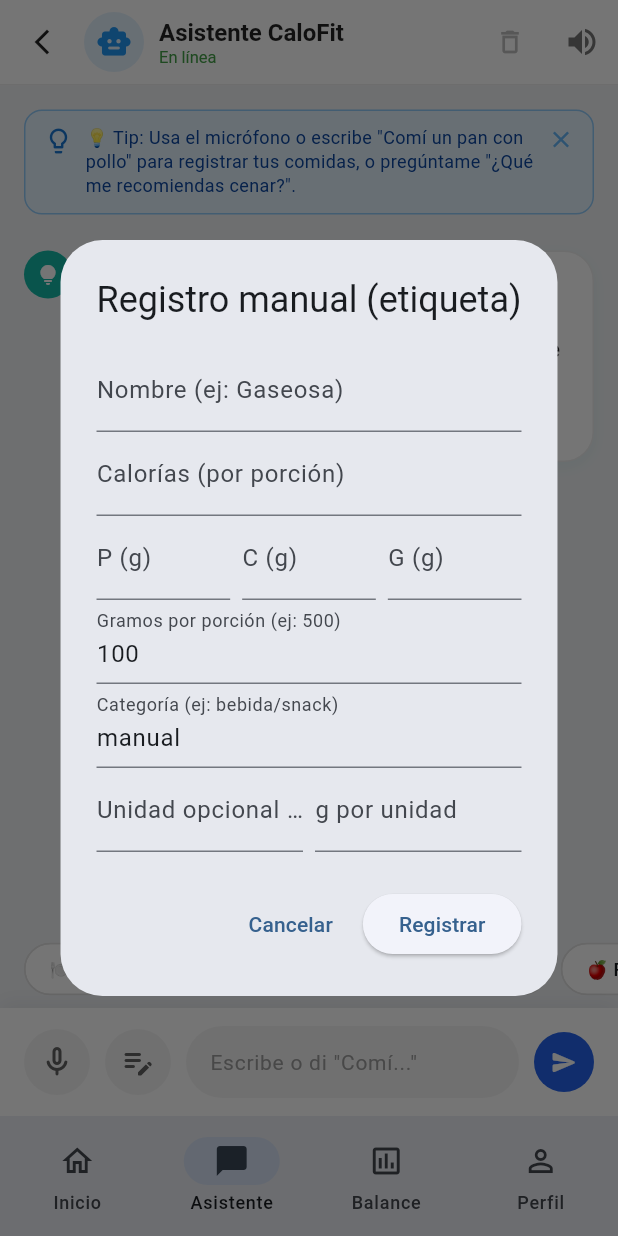
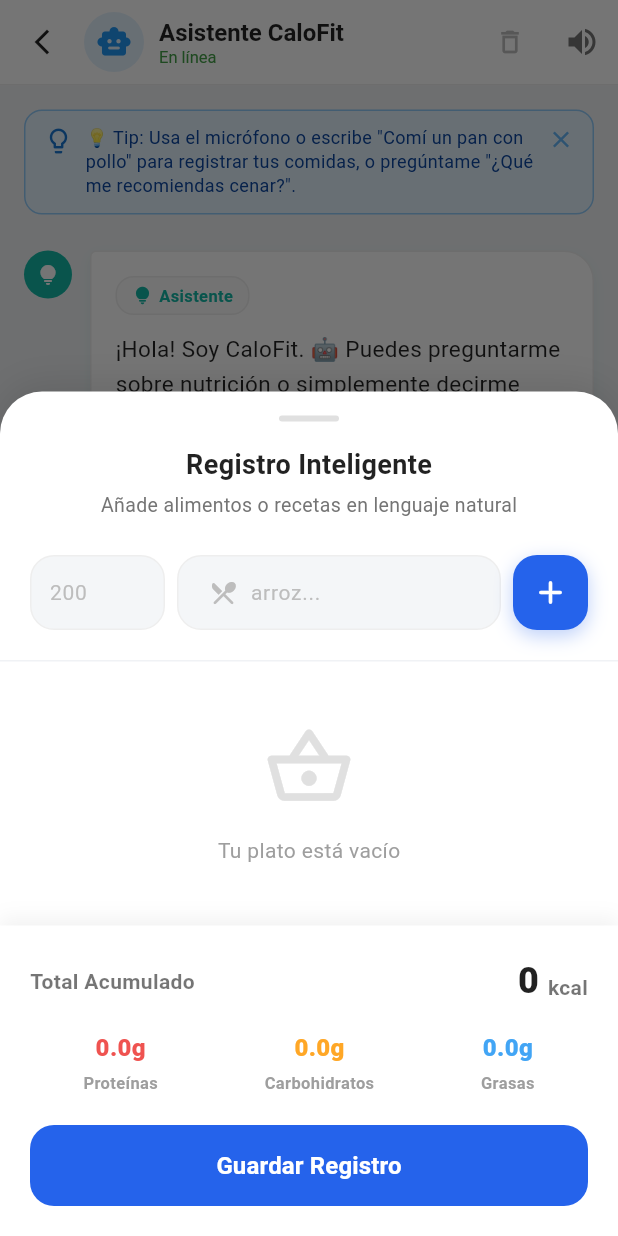
Before and after one commit to leoMedi09/calofit_frontend, a Flutter app: the ClientMainScreen screen opened by its route, item 2 of the bottom bar chosen, after a tap on the "edit note" icon, on a phone screen of 412 x 824 dp. Run offline on Flutter 3.47's test engine with Material 3 defaults, Android fonts, the phone set to English and light mode, and no system bars; drawn by our look-alikes of flutter_markdown; our stand-ins replace dio, firebase_auth, firebase_core, fl_chart, flutter_tts, shared_preferences and 1 more; accounts and stored records are empty.

Commit message:
FIX:registro avance

```diff
--- a/lib/config/api_config.dart
+++ b/lib/config/api_config.dart
@@ -10,7 +10,7 @@
       return 'http://localhost:8000';
     } else if (Platform.isAndroid) {
       // Para dispositivo físico Android usa la IP de tu red Wi-Fi:
-      return 'http://192.168.15.43:8000';
+      return 'http://192.168.15.69:8000';
     } else if (Platform.isIOS) {
       // Para iOS Simulator
       return 'http://localhost:8000';
--- a/lib/screens/client/views/chat_screen.dart
+++ b/lib/screens/client/views/chat_screen.dart
@@ -12,6 +12,7 @@
 import '../../../models/assistant_response.dart';
 import '../../../widgets/chat_bubble.dart';
 import '../../../providers/balance_provider.dart';
+import '../widgets/smart_meal_registry_sheet.dart';
 
 class ChatScreen extends StatefulWidget {
   const ChatScreen({super.key});
@@ -1190,7 +1191,7 @@
           ),
           const SizedBox(width: 10),
           GestureDetector(
-            onTap: _openManualLogDialog,
+            onTap: () => SmartMealRegistrySheet.show(context),
             child: Container(
               padding: const EdgeInsets.all(10),
               decoration: BoxDecoration(
--- /dev/null
+++ b/lib/screens/client/widgets/smart_meal_registry_sheet.dart
@@ -0,0 +1,472 @@
+import 'package:flutter/material.dart';
+import 'dart:ui';
+import 'package:provider/provider.dart';
+import '../../../providers/auth_provider.dart';
+import '../../../services/api_service.dart';
+
+class SmartMealRegistrySheet extends StatefulWidget {
+  const SmartMealRegistrySheet({Key? key}) : super(key: key);
+
+  static void show(BuildContext context) {
+    showModalBottomSheet(
+      context: context,
+      isScrollControlled: true,
+      backgroundColor: Colors.transparent,
+      builder: (context) => const SmartMealRegistrySheet(),
+    );
+  }
+
+  @override
+  State<SmartMealRegistrySheet> createState() => _SmartMealRegistrySheetState();
+}
+
+class _SmartMealRegistrySheetState extends State<SmartMealRegistrySheet> {
+  final TextEditingController _qtyController = TextEditingController();
+  final TextEditingController _nameController = TextEditingController();
+
+  bool _isLoading = false;
+  String? _errorMessage;
+  final List<Map<String, dynamic>> _ingredients = [];
+
+  Future<void> _addIngredient() async {
+    final qtyStrRaw = _qtyController.text.trim();
+    final name = _nameController.text.trim();
+
+    setState(() => _errorMessage = null);
+
+    if (qtyStrRaw.isEmpty || name.isEmpty) {
+      setState(() => _errorMessage = 'Ingresa cantidad y alimento');
+      return;
+    }
+
+    // Limpiar caracteres no numéricos por si acaso (ej. si ponen "200g" en vez de "200")
+    final cleanQtyStr = qtyStrRaw.replaceAll(RegExp(r'[^0-9.]'), '');
+    final qty = double.tryParse(cleanQtyStr);
+
+    if (qty == null || qty <= 0) {
+      setState(() => _errorMessage = 'La cantidad no es válida');
+      return;
+    }
+
+    final text = '${cleanQtyStr}g de $name';
+
+    setState(() => _isLoading = true);
+    try {
+      final auth = Provider.of<AuthProvider>(context, listen: false);
+      if (auth.token == null) return;
+
+      final apiService = ApiService();
+      final result = await apiService.parseIngredients(text, auth.token!);
+
+      if (result['ingredientes'] != null) {
+        setState(() {
+          for (var item in result['ingredientes']) {
+            _ingredients.add({
+              'name': item['nombre'],
+              'quantity': '${item['gramos_totales']}g (${item['cantidad']} ${item['unidad']})',
+              'kcal': item['calorias'],
+              'p': item['proteinas_g'],
+              'c': item['carbohidratos_g'],
+              'g': item['grasas_g'],
+            });
+          }
+        });
+        _qtyController.clear();
+        _nameController.clear();
+      } else {
+        setState(() => _errorMessage = 'No se encontró información.');
+      }
+    } catch (e) {
+      if (mounted) {
+        setState(() => _errorMessage = e.toString().replaceAll('Exception: ', ''));
+      }
+    } finally {
+      if (mounted) setState(() => _isLoading = false);
+    }
+  }
+
+  @override
+  void dispose() {
+    _qtyController.dispose();
+    _nameController.dispose();
+    super.dispose();
+  }
+
+  double get totalKcal => _ingredients.fold(0, (sum, item) => sum + (item['kcal'] as num).toDouble());
+  double get totalP => _ingredients.fold(0, (sum, item) => sum + (item['p'] as num).toDouble());
+  double get totalC => _ingredients.fold(0, (sum, item) => sum + (item['c'] as num).toDouble());
+  double get totalG => _ingredients.fold(0, (sum, item) => sum + (item['g'] as num).toDouble());
+
+  @override
+  Widget build(BuildContext context) {
+    return Container(
+      margin: const EdgeInsets.only(top: kToolbarHeight),
+      decoration: BoxDecoration(
+        color: Colors.white,
+        borderRadius: const BorderRadius.vertical(top: Radius.circular(28)),
+        boxShadow: [
+          BoxShadow(
+            color: Colors.black.withOpacity(0.1),
+            blurRadius: 20,
+            offset: const Offset(0, -5),
+          )
+        ],
+      ),
+      child: ClipRRect(
+        borderRadius: const BorderRadius.vertical(top: Radius.circular(28)),
+        child: GestureDetector(
+          onTap: () => FocusScope.of(context).unfocus(),
+          child: _KeyboardPadding(
+            child: SingleChildScrollView(
+              child: Column(
+                mainAxisSize: MainAxisSize.min,
+                children: [
+                  _buildHeader(),
+                  _buildInputSection(),
+                  const Divider(height: 1, color: Color(0xFFF0F2F5)),
+                  _buildIngredientList(),
+                  _buildStickyFooter(),
+                ],
+              ),
+            ),
+          ),
+        ),
+      ),
+    );
+  }
+
+  Widget _buildHeader() {
+    return Container(
+      padding: const EdgeInsets.symmetric(vertical: 16),
+      child: Column(
+        children: [
+          Container(
+            width: 40,
+            height: 4,
+            decoration: BoxDecoration(
+              color: Colors.grey.shade300,
+              borderRadius: BorderRadius.circular(2),
+            ),
+          ),
+          const SizedBox(height: 16),
+          const Text(
+            "Registro Inteligente",
+            style: TextStyle(
+              fontSize: 18,
+              fontWeight: FontWeight.bold,
+              color: Colors.black87,
+            ),
+          ),
+          const SizedBox(height: 4),
+          Text(
+            "Añade alimentos o recetas en lenguaje natural",
+            style: TextStyle(
+              fontSize: 13,
+              color: Colors.grey.shade600,
+            ),
+          ),
+        ],
+      ),
+    );
+  }
+
+  Widget _buildInputSection() {
+    return Padding(
+      padding: const EdgeInsets.fromLTRB(20, 8, 20, 20),
+      child: Column(
+        crossAxisAlignment: CrossAxisAlignment.start,
+        children: [
+          Row(
+            children: [
+              Container(
+                width: 90,
+                padding: const EdgeInsets.symmetric(horizontal: 12),
+                decoration: BoxDecoration(
+                  color: const Color(0xFFF4F6F8),
+                  borderRadius: BorderRadius.circular(16),
+                  border: Border.all(color: Colors.grey.shade200),
+                ),
+                child: TextField(
+                  controller: _qtyController,
+                  keyboardType: const TextInputType.numberWithOptions(decimal: true),
+                  decoration: InputDecoration(
+                    hintText: '200',
+                    hintStyle: TextStyle(color: Colors.grey.shade400, fontSize: 14),
+                    border: InputBorder.none,
+                    suffixText: 'g',
+                    suffixStyle: const TextStyle(fontWeight: FontWeight.bold, color: Colors.black54),
+                  ),
+                ),
+              ),
+              const SizedBox(width: 8),
+              Expanded(
+                child: Container(
+                  padding: const EdgeInsets.symmetric(horizontal: 16),
+                  decoration: BoxDecoration(
+                    color: const Color(0xFFF4F6F8),
+                    borderRadius: BorderRadius.circular(16),
+                    border: Border.all(color: Colors.grey.shade200),
+                  ),
+                  child: TextField(
+                    controller: _nameController,
+                    decoration: InputDecoration(
+                      hintText: 'arroz...',
+                      hintStyle: TextStyle(color: Colors.grey.shade400, fontSize: 14),
+                      border: InputBorder.none,
+                      prefixIcon: Icon(Icons.restaurant_menu_rounded, color: Colors.grey.shade400, size: 20),
+                      prefixIconConstraints: const BoxConstraints(minWidth: 28, minHeight: 28),
+                    ),
+                  ),
+                ),
+              ),
+              const SizedBox(width: 8),
+              GestureDetector(
+                onTap: _isLoading ? null : _addIngredient,
+                child: Container(
+                  height: 50,
+                  width: 50,
+                  decoration: BoxDecoration(
+                    color: _isLoading ? Colors.grey : const Color(0xFF2563EB),
+                    borderRadius: BorderRadius.circular(16),
+                    boxShadow: _isLoading ? [] : [
+                      BoxShadow(
+                        color: const Color(0xFF2563EB).withOpacity(0.3),
+                        blurRadius: 10,
+                        offset: const Offset(0, 4),
+                      )
+                    ],
+                  ),
+                  child: _isLoading
+                    ? const Padding(padding: EdgeInsets.all(12), child: CircularProgressIndicator(color: Colors.white, strokeWidth: 2))
+                    : const Icon(Icons.add_rounded, color: Colors.white, size: 26),
+                ),
+              ),
+            ],
+          ),
+          if (_errorMessage != null)
+            Padding(
+              padding: const EdgeInsets.only(top: 8, left: 4),
+              child: Text(
+                _errorMessage!,
+                style: const TextStyle(color: Colors.red, fontSize: 12, fontWeight: FontWeight.bold),
+              ),
+            ),
+        ],
+      ),
+    );
+  }
+
+  Widget _buildIngredientList() {
+    if (_ingredients.isEmpty) {
+      return Padding(
+        padding: const EdgeInsets.all(40.0),
+        child: Column(
+          children: [
+            Icon(Icons.shopping_basket_outlined, size: 60, color: Colors.grey.shade300),
+            const SizedBox(height: 16),
+            Text("Tu plato está vacío", style: TextStyle(color: Colors.grey.shade500)),
+          ],
+        ),
+      );
+    }
+
+    return ListView.separated(
+      shrinkWrap: true,
+      physics: const NeverScrollableScrollPhysics(),
+      padding: const EdgeInsets.symmetric(horizontal: 20, vertical: 10),
+      itemCount: _ingredients.length,
+      separatorBuilder: (_, __) => const SizedBox(height: 12),
+      itemBuilder: (context, index) {
+        final item = _ingredients[index];
+        return Container(
+          padding: const EdgeInsets.all(12),
+          decoration: BoxDecoration(
+            color: Colors.white,
+            borderRadius: BorderRadius.circular(16),
+            border: Border.all(color: Colors.grey.shade100),
+            boxShadow: [
+              BoxShadow(
+                color: Colors.black.withOpacity(0.02),
+                blurRadius: 8,
+                offset: const Offset(0, 2),
+              )
+            ],
+          ),
+          child: Row(
+            children: [
+              Container(
+                padding: const EdgeInsets.all(10),
+                decoration: BoxDecoration(
+                  color: Colors.orange.shade50,
+                  shape: BoxShape.circle,
+                ),
+                child: Icon(Icons.emoji_food_beverage_rounded, color: Colors.orange.shade400, size: 20),
+              ),
+              const SizedBox(width: 12),
+              Expanded(
+                child: Column(
+                  crossAxisAlignment: CrossAxisAlignment.start,
+                  children: [
+                    Text(
+                      item['name'],
+                      style: const TextStyle(fontWeight: FontWeight.bold, fontSize: 15, color: Colors.black87),
+                    ),
+                    const SizedBox(height: 4),
+                    Text(
+                      item['quantity'],
+                      style: TextStyle(color: Colors.grey.shade600, fontSize: 12, fontWeight: FontWeight.w600),
+                    ),
+                    const SizedBox(height: 8),
+                    Row(
+                      children: [
+                        _macroBadge("P: ${item['p']}g", Colors.red.shade400),
+                        const SizedBox(width: 6),
+                        _macroBadge("C: ${item['c']}g", Colors.orange.shade400),
+                        const SizedBox(width: 6),
+                        _macroBadge("G: ${item['g']}g", Colors.blue.shade400),
+                      ],
+                    ),
+                  ],
+                ),
+              ),
+              Column(
+                crossAxisAlignment: CrossAxisAlignment.end,
+                children: [
+                  Text(
+                    "${item['kcal']} kcal",
+                    style: TextStyle(fontWeight: FontWeight.w800, color: Colors.orange.shade700, fontSize: 14),
+                  ),
+                  const SizedBox(height: 12),
+                  GestureDetector(
+                    onTap: () {
+                      setState(() {
+                        _ingredients.removeAt(index);
+                      });
+                    },
+                    child: Container(
+                      padding: const EdgeInsets.all(6),
+                      decoration: BoxDecoration(
+                        color: Colors.red.shade50,
+                        borderRadius: BorderRadius.circular(8),
+                      ),
+                      child: Icon(Icons.close_rounded, size: 16, color: Colors.red.shade300),
+                    ),
+                  ),
+                ],
+              )
+            ],
+          ),
+        );
+      },
+    );
+  }
+
+  Widget _macroBadge(String text, Color color) {
+    return Container(
+      padding: const EdgeInsets.symmetric(horizontal: 6, vertical: 2),
+      decoration: BoxDecoration(
+        color: color.withOpacity(0.1),
+        borderRadius: BorderRadius.circular(6),
+      ),
+      child: Text(
+        text,
+        style: TextStyle(fontSize: 10, fontWeight: FontWeight.bold, color: color),
+      ),
+    );
+  }
+
+  Widget _buildStickyFooter() {
+    return Container(
+      padding: const EdgeInsets.all(20),
+      decoration: BoxDecoration(
+        color: Colors.white,
+        boxShadow: [
+          BoxShadow(
+            color: Colors.black.withOpacity(0.05),
+            blurRadius: 10,
+            offset: const Offset(0, -5),
+          )
+        ],
+      ),
+      child: SafeArea(
+        top: false,
+        child: Column(
+          children: [
+            Row(
+              mainAxisAlignment: MainAxisAlignment.spaceBetween,
+              children: [
+                const Text(
+                  "Total Acumulado",
+                  style: TextStyle(fontSize: 14, fontWeight: FontWeight.bold, color: Colors.black54),
+                ),
+                Row(
+                  crossAxisAlignment: CrossAxisAlignment.end,
+                  children: [
+                    Text(
+                      totalKcal.toStringAsFixed(0),
+                      style: const TextStyle(fontSize: 24, fontWeight: FontWeight.w900, color: Colors.black87),
+                    ),
+                    const Padding(
+                      padding: EdgeInsets.only(bottom: 3, left: 2),
+                      child: Text(" kcal", style: TextStyle(fontSize: 14, fontWeight: FontWeight.bold, color: Colors.black54)),
+                    ),
+                  ],
+                ),
+              ],
+            ),
+            const SizedBox(height: 16),
+            Row(
+              mainAxisAlignment: MainAxisAlignment.spaceAround,
+              children: [
+                _totalMacroColumn("Proteínas", "${totalP.toStringAsFixed(1)}g", Colors.red.shade400),
+                _totalMacroColumn("Carbohidratos", "${totalC.toStringAsFixed(1)}g", Colors.orange.shade400),
+                _totalMacroColumn("Grasas", "${totalG.toStringAsFixed(1)}g", Colors.blue.shade400),
+              ],
+            ),
+            const SizedBox(height: 20),
+            SizedBox(
+              width: double.infinity,
+              height: 54,
+              child: ElevatedButton(
+                onPressed: () => Navigator.pop(context),
+                style: ElevatedButton.styleFrom(
+                  backgroundColor: const Color(0xFF2563EB),
+                  shape: RoundedRectangleBorder(borderRadius: BorderRadius.circular(16)),
+                  elevation: 0,
+                ),
+                child: const Text(
+                  "Guardar Registro",
+                  style: TextStyle(fontSize: 16, fontWeight: FontWeight.bold, color: Colors.white),
+                ),
+              ),
+            ),
+          ],
+        ),
+      ),
+    );
+  }
+
+  Widget _totalMacroColumn(String label, String value, Color color) {
+    return Column(
+      children: [
+        Text(value, style: TextStyle(fontSize: 16, fontWeight: FontWeight.w800, color: color)),
+        const SizedBox(height: 4),
+        Text(label, style: TextStyle(fontSize: 11, color: Colors.grey.shade500, fontWeight: FontWeight.w600)),
+      ],
+    );
+  }
+}
+
+class _KeyboardPadding extends StatelessWidget {
+  final Widget child;
+
+  const _KeyboardPadding({Key? key, required this.child}) : super(key: key);
+
+  @override
+  Widget build(BuildContext context) {
+    return Padding(
+      padding: EdgeInsets.only(bottom: MediaQuery.of(context).viewInsets.bottom),
+      child: child,
+    );
+  }
+}
```
Also changed, not shown: lib/services/api_service.dart (+20 -0 lines).
